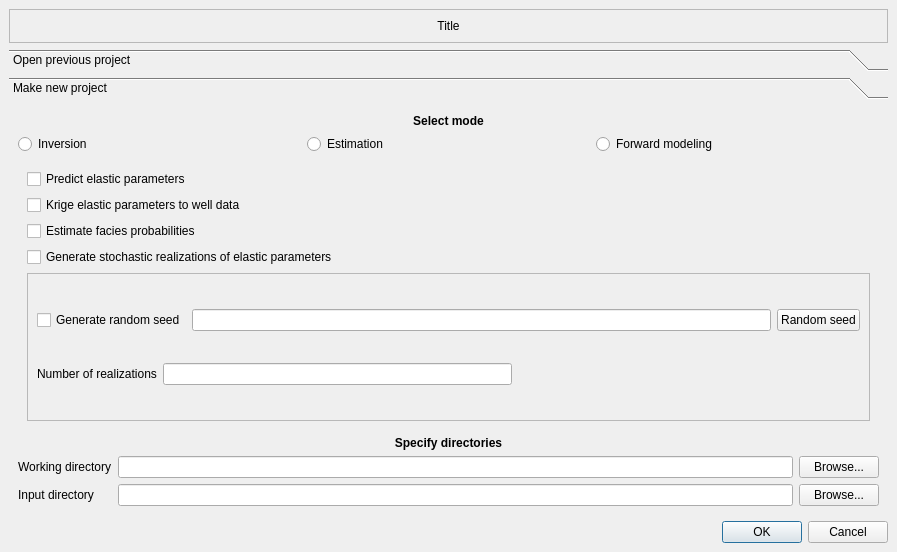
Above: trunk/ModeDialog.ui from CRAVA/cravagui before the change. Below: the same form after it.
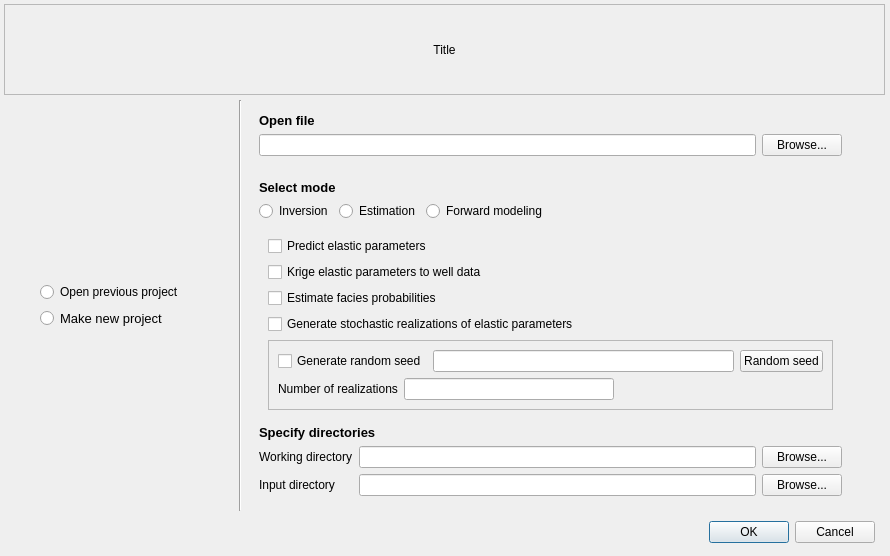
That is the form after the change.

Commit message: Updated the design from tabWidget to radio buttons in Mode dialog

Patch:
```diff
--- a/trunk/ModeDialog.ui
+++ b/trunk/ModeDialog.ui
@@ -2,357 +2,379 @@
 <ui version="4.0">
  <author>Alf Birger Rustad, Øystein Monsrud Arneson, Erik Bakken and Andreas B. Lindblad</author>
  <class>ModeDialog</class>
- <widget class="QDialog" name="ModeDialog" >
-  <property name="geometry" >
+ <widget class="QDialog" name="ModeDialog">
+  <property name="geometry">
    <rect>
     <x>0</x>
     <y>0</y>
-    <width>897</width>
-    <height>552</height>
+    <width>890</width>
+    <height>556</height>
    </rect>
   </property>
-  <property name="windowTitle" >
+  <property name="windowTitle">
    <string>Mode</string>
   </property>
-  <layout class="QGridLayout" >
-   <property name="margin" >
-    <number>9</number>
+  <widget class="QDialogButtonBox" name="buttonBox">
+   <property name="geometry">
+    <rect>
+     <x>700</x>
+     <y>520</y>
+     <width>175</width>
+     <height>25</height>
+    </rect>
    </property>
-   <property name="spacing" >
-    <number>6</number>
+   <property name="orientation">
+    <enum>Qt::Horizontal</enum>
    </property>
-   <item row="3" column="0" >
-    <widget class="QDialogButtonBox" name="buttonBox" >
-     <property name="orientation" >
-      <enum>Qt::Horizontal</enum>
-     </property>
-     <property name="standardButtons" >
-      <set>QDialogButtonBox::Cancel|QDialogButtonBox::NoButton|QDialogButtonBox::Ok</set>
-     </property>
-    </widget>
-   </item>
-   <item row="0" column="0" >
-    <widget class="QFrame" name="frame_2" >
-     <property name="frameShape" >
-      <enum>QFrame::StyledPanel</enum>
-     </property>
-     <property name="frameShadow" >
-      <enum>QFrame::Raised</enum>
-     </property>
-     <layout class="QGridLayout" >
-      <property name="margin" >
-       <number>9</number>
+   <property name="standardButtons">
+    <set>QDialogButtonBox::Cancel|QDialogButtonBox::Ok</set>
+   </property>
+  </widget>
+  <widget class="QFrame" name="frame_2">
+   <property name="geometry">
+    <rect>
+     <x>4</x>
+     <y>4</y>
+     <width>881</width>
+     <height>91</height>
+    </rect>
+   </property>
+   <property name="sizePolicy">
+    <sizepolicy hsizetype="Preferred" vsizetype="Preferred">
+     <horstretch>0</horstretch>
+     <verstretch>0</verstretch>
+    </sizepolicy>
+   </property>
+   <property name="frameShape">
+    <enum>QFrame::StyledPanel</enum>
+   </property>
+   <property name="frameShadow">
+    <enum>QFrame::Raised</enum>
+   </property>
+   <layout class="QGridLayout">
+    <property name="margin">
+     <number>9</number>
+    </property>
+    <property name="spacing">
+     <number>6</number>
+    </property>
+    <item row="0" column="0">
+     <widget class="QLabel" name="titleLabel">
+      <property name="text">
+       <string>Title</string>
       </property>
-      <property name="spacing" >
-       <number>6</number>
+      <property name="alignment">
+       <set>Qt::AlignCenter</set>
       </property>
-      <item row="0" column="0" >
-       <widget class="QLabel" name="titleLabel" >
-        <property name="text" >
-         <string>Title</string>
-        </property>
-        <property name="alignment" >
-         <set>Qt::AlignCenter</set>
-        </property>
-       </widget>
-      </item>
-     </layout>
-    </widget>
-   </item>
-   <item row="1" column="0" >
-    <widget class="QToolBox" name="modeDialogToolBox" >
-     <property name="currentIndex" >
-      <number>1</number>
-     </property>
-     <widget class="QWidget" name="openPreviosProject" >
-      <property name="geometry" >
-       <rect>
-        <x>0</x>
-        <y>0</y>
-        <width>879</width>
-        <height>374</height>
-       </rect>
+     </widget>
+    </item>
+   </layout>
+  </widget>
+  <widget class="Line" name="line">
+   <property name="geometry">
+    <rect>
+     <x>230</x>
+     <y>100</y>
+     <width>20</width>
+     <height>411</height>
+    </rect>
+   </property>
+   <property name="orientation">
+    <enum>Qt::Vertical</enum>
+   </property>
+  </widget>
+  <widget class="QWidget" name="verticalLayoutWidget">
+   <property name="geometry">
+    <rect>
+     <x>250</x>
+     <y>100</y>
+     <width>601</width>
+     <height>411</height>
+    </rect>
+   </property>
+   <layout class="QVBoxLayout" name="verticalLayout_2">
+    <item>
+     <spacer name="verticalSpacer_2">
+      <property name="orientation">
+       <enum>Qt::Vertical</enum>
       </property>
-      <attribute name="label" >
-       <string>Open previous project</string>
-      </attribute>
-      <layout class="QGridLayout" >
-       <property name="margin" >
-        <number>9</number>
-       </property>
-       <property name="spacing" >
-        <number>6</number>
-       </property>
-       <item row="0" column="0" >
-        <layout class="QHBoxLayout" >
-         <property name="margin" >
-          <number>0</number>
-         </property>
-         <property name="spacing" >
+      <property name="sizeHint" stdset="0">
+       <size>
+        <width>20</width>
+        <height>17</height>
+       </size>
+      </property>
+     </spacer>
+    </item>
+    <item>
+     <widget class="QWidget" name="oldProjectWidget" native="true">
+      <layout class="QGridLayout" name="gridLayout_3">
+       <item row="1" column="0">
+        <layout class="QHBoxLayout">
+         <property name="spacing">
           <number>6</number>
          </property>
+         <property name="margin">
+          <number>0</number>
+         </property>
          <item>
-          <widget class="QLabel" name="label" >
-           <property name="text" >
-            <string>Open previous project:</string>
+          <widget class="QLineEdit" name="openProjectLineEdit">
+           <property name="toolTip">
+            <string>&lt;qt&gt;Open a previous created CRAVA GUI project.</string>
            </property>
           </widget>
          </item>
          <item>
-          <widget class="QLineEdit" name="openProjectLineEdit" />
-         </item>
-         <item>
-          <widget class="QPushButton" name="openProjectBrowsePushButton" >
-           <property name="toolTip" >
-            <string>&lt;qt>Opens an old project.</string>
+          <widget class="QPushButton" name="openProjectBrowsePushButton">
+           <property name="toolTip">
+            <string>&lt;qt&gt;Open a previous created CRAVA GUI project.</string>
            </property>
-           <property name="text" >
+           <property name="text">
             <string>Browse...</string>
            </property>
           </widget>
          </item>
         </layout>
        </item>
+       <item row="0" column="0">
+        <layout class="QHBoxLayout" name="horizontalLayout_5">
+         <item>
+          <widget class="QLabel" name="openLabel">
+           <property name="font">
+            <font>
+             <pointsize>10</pointsize>
+             <weight>75</weight>
+             <bold>true</bold>
+            </font>
+           </property>
+           <property name="text">
+            <string>Open file</string>
+           </property>
+          </widget>
+         </item>
+        </layout>
+       </item>
       </layout>
      </widget>
-     <widget class="QWidget" name="makeNewProject" >
-      <property name="geometry" >
-       <rect>
-        <x>0</x>
-        <y>0</y>
-        <width>879</width>
-        <height>376</height>
-       </rect>
-      </property>
-      <attribute name="label" >
-       <string>Make new project</string>
-      </attribute>
-      <layout class="QGridLayout" >
-       <property name="margin" >
-        <number>9</number>
-       </property>
-       <property name="spacing" >
-        <number>6</number>
-       </property>
-       <item row="4" column="0" >
-        <layout class="QGridLayout" >
-         <property name="margin" >
+    </item>
+    <item>
+     <widget class="QWidget" name="newProjectWidget" native="true">
+      <layout class="QGridLayout" name="gridLayout_2">
+       <item row="3" column="0">
+        <layout class="QHBoxLayout" name="horizontalLayout_3">
+         <item>
+          <widget class="QLabel" name="directoriesLabel">
+           <property name="font">
+            <font>
+             <pointsize>10</pointsize>
+             <weight>75</weight>
+             <bold>true</bold>
+            </font>
+           </property>
+           <property name="text">
+            <string>Specify directories</string>
+           </property>
+           <property name="alignment">
+            <set>Qt::AlignLeading|Qt::AlignLeft|Qt::AlignVCenter</set>
+           </property>
+          </widget>
+         </item>
+        </layout>
+       </item>
+       <item row="4" column="0">
+        <layout class="QGridLayout">
+         <property name="margin">
           <number>0</number>
          </property>
-         <property name="spacing" >
+         <property name="spacing">
           <number>6</number>
          </property>
-         <item row="1" column="2" >
-          <widget class="QPushButton" name="inputDirectoryBrowsePushButton" >
-           <property name="toolTip" >
-            <string>&lt;qt>Root directory for input files.</string>
+         <item row="1" column="2">
+          <widget class="QPushButton" name="inputDirectoryBrowsePushButton">
+           <property name="toolTip">
+            <string>&lt;qt&gt;Root directory for input files.</string>
            </property>
-           <property name="text" >
+           <property name="text">
             <string>Browse...</string>
            </property>
           </widget>
          </item>
-         <item row="1" column="1" >
-          <widget class="QLineEdit" name="inputDirectoryLineEdit" >
-           <property name="toolTip" >
-            <string>&lt;qt>Root directory for input files.</string>
+         <item row="1" column="1">
+          <widget class="QLineEdit" name="inputDirectoryLineEdit">
+           <property name="toolTip">
+            <string>&lt;qt&gt;Root directory for input files.</string>
            </property>
           </widget>
          </item>
-         <item row="0" column="1" >
-          <widget class="QLineEdit" name="topDirectoryLineEdit" >
-           <property name="toolTip" >
-            <string>&lt;qt>Working directory for the model file</string>
+         <item row="0" column="1">
+          <widget class="QLineEdit" name="topDirectoryLineEdit">
+           <property name="toolTip">
+            <string>&lt;qt&gt;Working directory for the model file</string>
            </property>
           </widget>
          </item>
-         <item row="0" column="2" >
-          <widget class="QPushButton" name="topDirectoryBrowsePushButton" >
-           <property name="toolTip" >
-            <string>&lt;qt>Working directory for the model file</string>
+         <item row="0" column="2">
+          <widget class="QPushButton" name="topDirectoryBrowsePushButton">
+           <property name="toolTip">
+            <string>&lt;qt&gt;Working directory for the model file</string>
            </property>
-           <property name="text" >
+           <property name="text">
             <string>Browse...</string>
            </property>
           </widget>
          </item>
-         <item row="0" column="0" >
-          <widget class="QLabel" name="topDirectoryLabel" >
-           <property name="toolTip" >
-            <string>&lt;qt>Working directory for the model file</string>
+         <item row="1" column="0">
+          <widget class="QLabel" name="inputDirectoryLabel">
+           <property name="toolTip">
+            <string>&lt;qt&gt;Root directory for input files.</string>
            </property>
-           <property name="text" >
-            <string>&lt;qt>Working directory</string>
+           <property name="text">
+            <string>&lt;qt&gt;Input directory</string>
            </property>
           </widget>
          </item>
-         <item row="1" column="0" >
-          <widget class="QLabel" name="inputDirectoryLabel" >
-           <property name="toolTip" >
-            <string>&lt;qt>Root directory for input files.</string>
+         <item row="0" column="0">
+          <widget class="QLabel" name="topDirectoryLabel">
+           <property name="toolTip">
+            <string>&lt;qt&gt;Working directory for the model file</string>
            </property>
-           <property name="text" >
-            <string>&lt;qt>Input directory</string>
+           <property name="text">
+            <string>&lt;qt&gt;Working directory</string>
            </property>
           </widget>
          </item>
         </layout>
        </item>
-       <item row="3" column="0" >
-        <widget class="QLabel" name="directoriesLabel" >
-         <property name="font" >
-          <font>
-           <weight>75</weight>
-           <bold>true</bold>
-          </font>
-         </property>
-         <property name="text" >
-          <string>Specify directories</string>
-         </property>
-         <property name="alignment" >
-          <set>Qt::AlignCenter</set>
-         </property>
-        </widget>
-       </item>
-       <item row="0" column="0" >
-        <widget class="QLabel" name="modeLabel" >
-         <property name="font" >
-          <font>
-           <weight>75</weight>
-           <bold>true</bold>
-          </font>
-         </property>
-         <property name="text" >
-          <string>Select mode</string>
-         </property>
-         <property name="alignment" >
-          <set>Qt::AlignCenter</set>
-         </property>
-        </widget>
-       </item>
-       <item row="2" column="0" >
-        <widget class="QStackedWidget" name="stackedWidget" >
-         <property name="currentIndex" >
+       <item row="2" column="0">
+        <widget class="QStackedWidget" name="stackedWidget">
+         <property name="currentIndex">
           <number>0</number>
          </property>
-         <widget class="QWidget" name="inversionPage" >
-          <layout class="QGridLayout" >
-           <property name="margin" >
-            <number>9</number>
-           </property>
-           <property name="spacing" >
-            <number>6</number>
-           </property>
-           <item row="0" column="0" >
-            <widget class="QCheckBox" name="predictionCheckBox" >
-             <property name="text" >
+         <widget class="QWidget" name="inversionPage">
+          <layout class="QGridLayout" name="gridLayout_4">
+           <item row="0" column="0">
+            <widget class="QCheckBox" name="predictionCheckBox">
+             <property name="sizePolicy">
+              <sizepolicy hsizetype="Preferred" vsizetype="Fixed">
+               <horstretch>0</horstretch>
+               <verstretch>0</verstretch>
+              </sizepolicy>
+             </property>
+             <property name="toolTip">
+              <string>&lt;qt&gt;Control whether predicted elastic parameters will be generated.</string>
+             </property>
+             <property name="text">
               <string>Predict elastic parameters</string>
              </property>
             </widget>
            </item>
-           <item row="1" column="0" >
-            <widget class="QCheckBox" name="krigingCheckBox" >
-             <property name="text" >
+           <item row="1" column="0">
+            <widget class="QCheckBox" name="krigingCheckBox">
+             <property name="toolTip">
+              <string>&lt;qt&gt;Control whether the realizations should be kriged to well data.</string>
+             </property>
+             <property name="text">
               <string>Krige elastic parameters to well data</string>
              </property>
             </widget>
            </item>
-           <item row="2" column="0" >
-            <widget class="QCheckBox" name="faciesCheckBox" >
-             <property name="toolTip" >
-              <string>&lt;qt>The facies probabilities are computed based on the inversion results and a distribution for inversion values given facies computed from filtered well logs.</string>
+           <item row="2" column="0">
+            <widget class="QCheckBox" name="faciesCheckBox">
+             <property name="toolTip">
+              <string>&lt;qt&gt;The facies probabilities are computed based on the inversion results and a distribution for inversion values given facies computed from filtered well logs.</string>
              </property>
-             <property name="text" >
+             <property name="text">
               <string>Estimate facies probabilities</string>
              </property>
             </widget>
            </item>
-           <item row="3" column="0" >
-            <widget class="QCheckBox" name="simulationCheckBox" >
-             <property name="toolTip" >
-              <string>&lt;qt>Generate stochastic realizations of elastic parameter cubes</string>
+           <item row="3" column="0">
+            <widget class="QCheckBox" name="simulationCheckBox">
+             <property name="toolTip">
+              <string>&lt;qt&gt;Generate stochastic realizations of elastic parameter cubes</string>
              </property>
-             <property name="text" >
+             <property name="text">
               <string>Generate stochastic realizations of elastic parameters</string>
              </property>
             </widget>
            </item>
-           <item row="4" column="0" >
-            <widget class="QFrame" name="frame" >
-             <property name="frameShape" >
+           <item row="4" column="0">
+            <widget class="QFrame" name="frame">
+             <property name="frameShape">
               <enum>QFrame::StyledPanel</enum>
              </property>
-             <property name="frameShadow" >
+             <property name="frameShadow">
               <enum>QFrame::Raised</enum>
              </property>
-             <layout class="QVBoxLayout" >
-              <property name="margin" >
-               <number>9</number>
-              </property>
-              <property name="spacing" >
-               <number>6</number>
-              </property>
-              <item>
-               <layout class="QHBoxLayout" >
-                <property name="margin" >
-                 <number>0</number>
-                </property>
-                <property name="spacing" >
+             <layout class="QGridLayout" name="gridLayout">
+              <item row="0" column="0">
+               <layout class="QHBoxLayout" name="_4">
+                <property name="spacing">
                  <number>6</number>
                 </property>
+                <property name="margin">
+                 <number>0</number>
+                </property>
                 <item>
-                 <widget class="QCheckBox" name="seedCheckBox" >
-                  <property name="toolTip" >
-                   <string>&lt;qt>A seed file needs to be specified in settings to be able to generate random seed.</string>
+                 <widget class="QCheckBox" name="seedCheckBox">
+                  <property name="toolTip">
+                   <string>&lt;qt&gt;A seed file needs to be specified in settings to be able to generate random seed.</string>
                   </property>
-                  <property name="text" >
+                  <property name="text">
                    <string>Generate random seed</string>
                   </property>
                  </widget>
                 </item>
                 <item>
-                 <widget class="QLineEdit" name="seedLineEdit" >
-                  <property name="toolTip" >
-                   <string>&lt;qt>Fill in the random seed here. With the same seed, the same realizations will be generated.</string>
+                 <widget class="QLineEdit" name="seedLineEdit">
+                  <property name="toolTip">
+                   <string>&lt;qt&gt;Fill in the random seed here. With the same seed, the same realizations will be generated.</string>
                   </property>
                  </widget>
                 </item>
                 <item>
-                 <widget class="QPushButton" name="seedPushButton" >
-                  <property name="toolTip" >
-                   <string>&lt;qt>Generate new random seed</string>
+                 <widget class="QPushButton" name="seedPushButton">
+                  <property name="toolTip">
+                   <string>&lt;qt&gt;Generate new random seed</string>
                   </property>
-                  <property name="text" >
+                  <property name="text">
                    <string>Random seed</string>
                   </property>
                  </widget>
                 </item>
                </layout>
               </item>
-              <item>
-               <layout class="QHBoxLayout" >
-                <property name="margin" >
-                 <number>0</number>
-                </property>
-                <property name="spacing" >
+              <item row="1" column="0">
+               <layout class="QHBoxLayout" name="_5">
+                <property name="spacing">
                  <number>6</number>
                 </property>
+                <property name="margin">
+                 <number>0</number>
+                </property>
                 <item>
-                 <widget class="QLabel" name="simulationLabel" >
-                  <property name="text" >
+                 <widget class="QLabel" name="simulationLabel">
+                  <property name="toolTip">
+                   <string>&lt;qt&gt;Integer giving the number of stochastic realizations to generate.</string>
+                  </property>
+                  <property name="text">
                    <string>Number of realizations</string>
                   </property>
                  </widget>
                 </item>
                 <item>
-                 <widget class="QLineEdit" name="simulationsLineEdit" />
+                 <widget class="QLineEdit" name="simulationsLineEdit">
+                  <property name="toolTip">
+                   <string>&lt;qt&gt;Integer giving the number of stochastic realizations to generate.</string>
+                  </property>
+                 </widget>
                 </item>
                 <item>
                  <spacer>
-                  <property name="orientation" >
+                  <property name="orientation">
                    <enum>Qt::Horizontal</enum>
                   </property>
-                  <property name="sizeHint" >
+                  <property name="sizeHint" stdset="0">
                    <size>
                     <width>40</width>
                     <height>20</height>
@@ -367,76 +389,197 @@
            </item>
           </layout>
          </widget>
-         <widget class="QWidget" name="estimationPage" >
-          <layout class="QVBoxLayout" >
-           <property name="margin" >
-            <number>9</number>
-           </property>
-           <property name="spacing" >
+         <widget class="QWidget" name="estimationPage">
+          <layout class="QVBoxLayout" name="_6">
+           <property name="spacing">
             <number>6</number>
            </property>
+           <property name="margin">
+            <number>9</number>
+           </property>
            <item>
-            <widget class="QCheckBox" name="backgroundCheckBox" >
-             <property name="text" >
+            <widget class="QCheckBox" name="backgroundCheckBox">
+             <property name="text">
               <string>Estimate background</string>
              </property>
             </widget>
            </item>
            <item>
-            <widget class="QCheckBox" name="correlationCheckBox" >
-             <property name="text" >
+            <widget class="QCheckBox" name="correlationCheckBox">
+             <property name="text">
               <string>Estimate correlations</string>
              </property>
             </widget>
            </item>
            <item>
-            <widget class="QCheckBox" name="waveletNoiseCheckBox" >
-             <property name="text" >
+            <widget class="QCheckBox" name="waveletNoiseCheckBox">
+             <property name="text">
               <string>Estimate wavelet and noise</string>
              </property>
             </widget>
            </item>
           </layout>
          </widget>
-         <widget class="QWidget" name="forwardPage" />
+         <widget class="QWidget" name="forwardPage"/>
         </widget>
        </item>
-       <item row="1" column="0" >
-        <layout class="QHBoxLayout" >
-         <property name="margin" >
-          <number>0</number>
-         </property>
-         <property name="spacing" >
+       <item row="1" column="0">
+        <layout class="QHBoxLayout">
+         <property name="spacing">
           <number>6</number>
          </property>
+         <property name="margin">
+          <number>0</number>
+         </property>
          <item>
-          <widget class="QRadioButton" name="inversionRadioButton" >
-           <property name="text" >
+          <widget class="QRadioButton" name="inversionRadioButton">
+           <property name="toolTip">
+            <string>&lt;qt&gt;Invert seismic input data to elastic parameters and/or facies probabilities. Needs seismic data and volume, all other misiing data will be estimated.</string>
+           </property>
+           <property name="text">
             <string>Inversion</string>
            </property>
           </widget>
          </item>
          <item>
-          <widget class="QRadioButton" name="estimateRadioButton" >
-           <property name="text" >
+          <widget class="QRadioButton" name="estimateRadioButton">
+           <property name="toolTip">
+            <string>&lt;qt&gt;Checks input data and performs estimation of lacking information for inversion, but stops before inversion.</string>
+           </property>
+           <property name="text">
             <string>Estimation</string>
            </property>
           </widget>
          </item>
          <item>
-          <widget class="QRadioButton" name="forwardRadioButton" >
-           <property name="text" >
+          <widget class="QRadioButton" name="forwardRadioButton">
+           <property name="toolTip">
+            <string>&lt;qt&gt;Create seismic response from background model. Not able to estimate anything.</string>
+           </property>
+           <property name="text">
             <string>Forward modeling</string>
            </property>
           </widget>
          </item>
+         <item>
+          <spacer name="horizontalSpacer_3">
+           <property name="orientation">
+            <enum>Qt::Horizontal</enum>
+           </property>
+           <property name="sizeHint" stdset="0">
+            <size>
+             <width>40</width>
+             <height>20</height>
+            </size>
+           </property>
+          </spacer>
+         </item>
+        </layout>
+       </item>
+       <item row="0" column="0">
+        <layout class="QHBoxLayout" name="horizontalLayout_4">
+         <item>
+          <widget class="QLabel" name="modeLabel">
+           <property name="font">
+            <font>
+             <pointsize>10</pointsize>
+             <weight>75</weight>
+             <bold>true</bold>
+            </font>
+           </property>
+           <property name="text">
+            <string>Select mode</string>
+           </property>
+           <property name="alignment">
+            <set>Qt::AlignLeading|Qt::AlignLeft|Qt::AlignVCenter</set>
+           </property>
+          </widget>
+         </item>
         </layout>
        </item>
       </layout>
      </widget>
-    </widget>
-   </item>
-  </layout>
+    </item>
+    <item>
+     <spacer name="verticalSpacer">
+      <property name="orientation">
+       <enum>Qt::Vertical</enum>
+      </property>
+      <property name="sizeHint" stdset="0">
+       <size>
+        <width>20</width>
+        <height>18</height>
+       </size>
+      </property>
+     </spacer>
+    </item>
+   </layout>
+  </widget>
+  <widget class="QWidget" name="verticalLayoutWidget_2">
+   <property name="geometry">
+    <rect>
+     <x>40</x>
+     <y>100</y>
+     <width>188</width>
+     <height>411</height>
+    </rect>
+   </property>
+   <layout class="QVBoxLayout" name="verticalLayout_3">
+    <item>
+     <spacer name="verticalSpacer_3">
+      <property name="orientation">
+       <enum>Qt::Vertical</enum>
+      </property>
+      <property name="sizeHint" stdset="0">
+       <size>
+        <width>20</width>
+        <height>40</height>
+       </size>
+      </property>
+     </spacer>
+    </item>
+    <item>
+     <widget class="QRadioButton" name="oldProjectRadioButton">
+      <property name="font">
+       <font>
+        <weight>50</weight>
+        <bold>false</bold>
+       </font>
+      </property>
+      <property name="text">
+       <string>Open previous project</string>
+      </property>
+     </widget>
+    </item>
+    <item>
+     <widget class="QRadioButton" name="newProjectRadioButton">
+      <property name="font">
+       <font>
+        <pointsize>10</pointsize>
+        <weight>50</weight>
+        <bold>false</bold>
+       </font>
+      </property>
+      <property name="text">
+       <string>Make new project</string>
+      </property>
+     </widget>
+    </item>
+    <item>
+     <spacer name="verticalSpacer_4">
+      <property name="orientation">
+       <enum>Qt::Vertical</enum>
+      </property>
+      <property name="sizeHint" stdset="0">
+       <size>
+        <width>20</width>
+        <height>40</height>
+       </size>
+      </property>
+     </spacer>
+    </item>
+   </layout>
+  </widget>
  </widget>
  <tabstops>
   <tabstop>openProjectLineEdit</tabstop>
```
Left out of the diff: 17 changed lines with no effect on the pictures.
